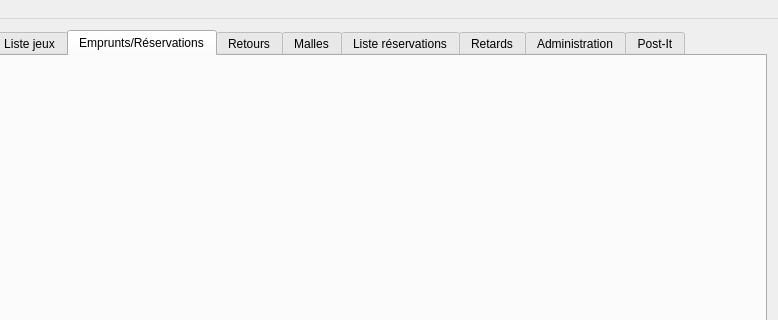
Above: f_mainwindow.ui from nivhg/ludopen before the change; both pictures show x 246 to 1024 and y 0 to 320 of the 1024 by 768 pixel window. Below: the same form after it.
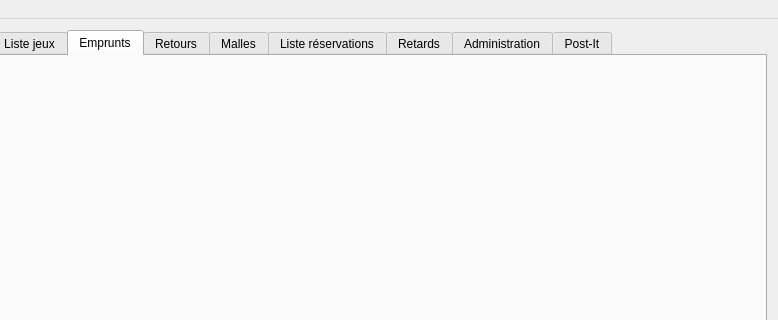
That is the form after the change. The open tabs and pages were chosen to show the change. Icons and pictures are not drawn.

```diff
--- a/f_mainwindow.ui
+++ b/f_mainwindow.ui
@@ -124,7 +124,7 @@
         </iconset>
        </attribute>
        <attribute name="title">
-        <string>Emprunts/Réservations</string>
+        <string>Emprunts</string>
        </attribute>
        <layout class="QGridLayout" name="gridLayout_5">
         <item row="0" column="0">
```
Left out of the diff: 6 changed lines with no effect on the pictures.
